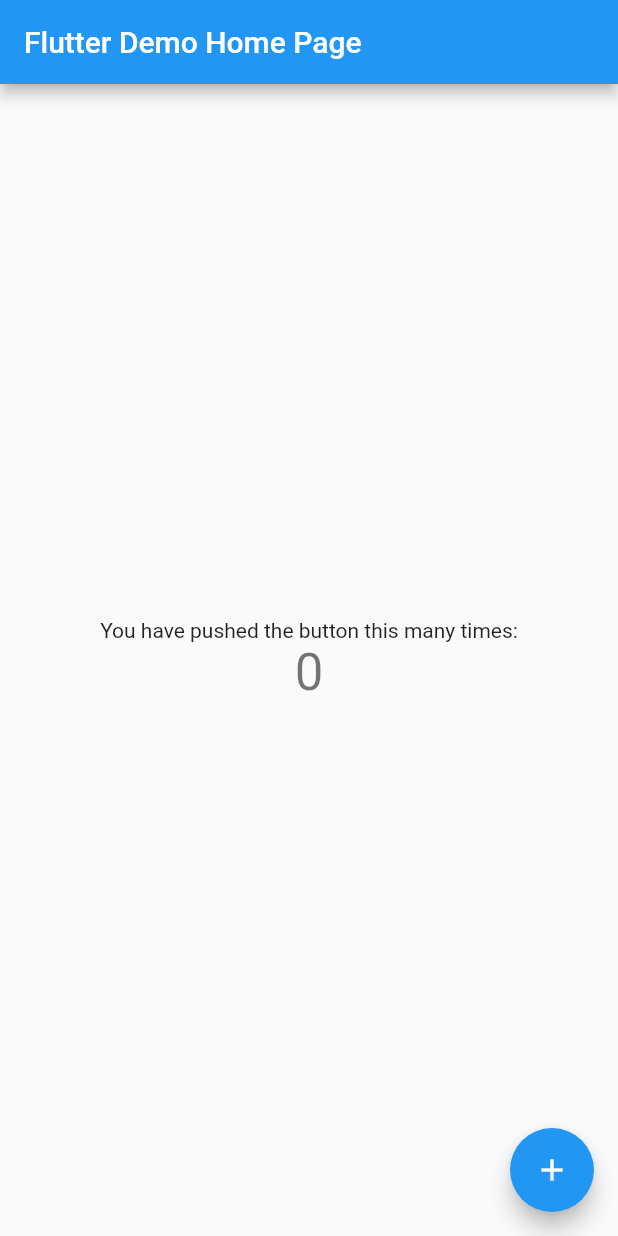
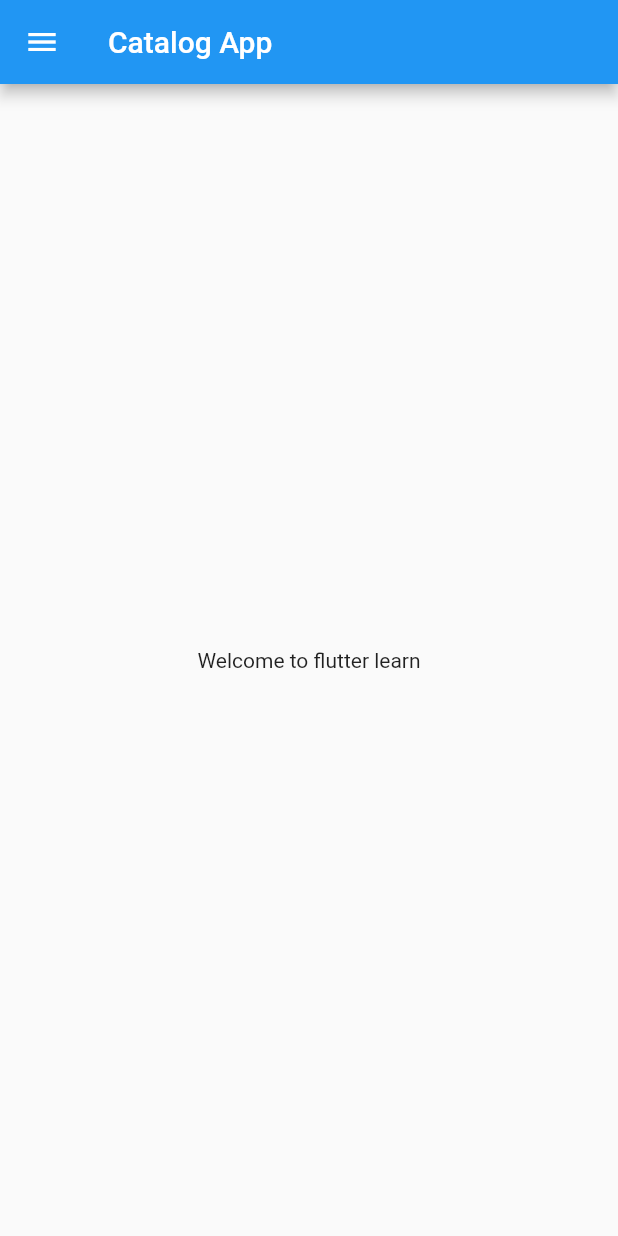
Before and after one commit to Mr-React/catalog_app, a Flutter app: the screen it shows after launch, on a phone screen of 412 x 824 dp. Run offline on Flutter 3.47's test engine with Material 2 defaults, Android fonts, the phone set to English and light mode, and no system bars.

Commit message:
Created new custom widget for homepage

```diff
--- /dev/null
+++ b/lib/home_page.dart
@@ -0,0 +1,20 @@
+import 'package:flutter/material.dart';
+
+class Homepage extends StatelessWidget {
+  const Homepage({Key? key}) : super(key: key);
+
+  @override
+  Widget build(BuildContext context) {
+    return Scaffold(
+      appBar: AppBar(
+        title: const Text("Catalog App"),
+      ),
+      body: Center(
+        child: Container(
+          child: const Text("Welcome to flutter learn"),
+        ),
+      ),
+      drawer: Drawer(),
+    );
+  }
+}
--- a/lib/main.dart
+++ b/lib/main.dart
@@ -1,3 +1,4 @@
+import 'package:catalogapp/home_page.dart';
 import 'package:flutter/material.dart';
 
 void main() {
@@ -9,59 +10,8 @@ class MyApp extends StatelessWidget {
 
   @override
   Widget build(BuildContext context) {
-    return MaterialApp(
-      title: 'Flutter Demo',
-      theme: ThemeData(
-        primarySwatch: Colors.blue,
-      ),
-      home: const MyHomePage(title: 'Flutter Demo Home Page'),
+    return const MaterialApp(
+      home: Homepage(),
     );
   }
 }
-
-class MyHomePage extends StatefulWidget {
-  const MyHomePage({Key? key, required this.title}) : super(key: key);
-
-  final String title;
-
-  @override
-  State<MyHomePage> createState() => _MyHomePageState();
-}
-
-class _MyHomePageState extends State<MyHomePage> {
-  int _counter = 0;
-
-  void _incrementCounter() {
-    setState(() {
-      _counter++;
-    });
-  }
-
-  @override
-  Widget build(BuildContext context) {
-    return Scaffold(
-      appBar: AppBar(
-        title: Text(widget.title),
-      ),
-      body: Center(
-        child: Column(
-          mainAxisAlignment: MainAxisAlignment.center,
-          children: <Widget>[
-            const Text(
-              'You have pushed the button this many times:',
-            ),
-            Text(
-              '$_counter',
-              style: Theme.of(context).textTheme.headline4,
-            ),
-          ],
-        ),
-      ),
-      floatingActionButton: FloatingActionButton(
-        onPressed: _incrementCounter,
-        tooltip: 'Increment',
-        child: const Icon(Icons.add),
-      ),
-    );
-  }
-}
```
